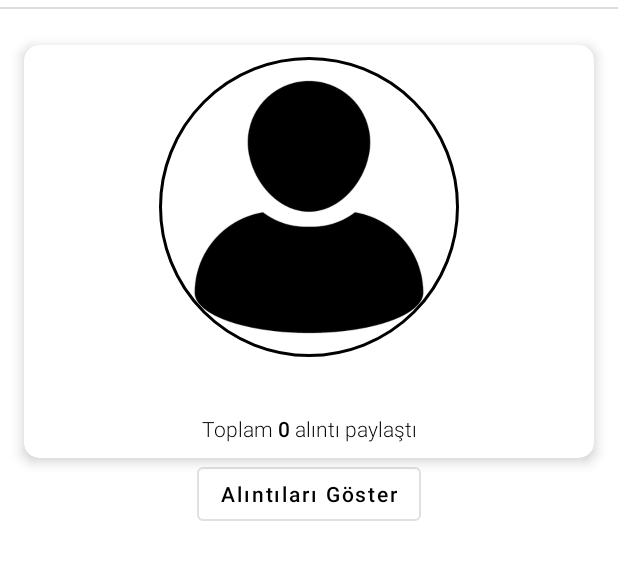
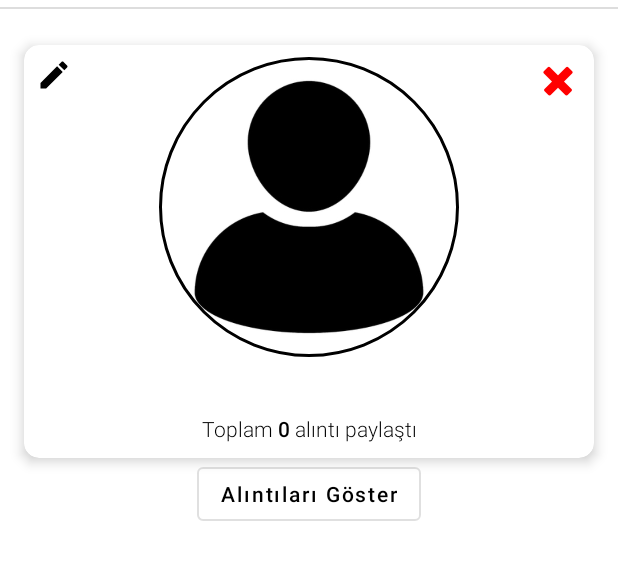
Before and after one commit to mehmeteminyildiz/SosyalOkur, an Android app: the fragment FragmentMyProfile placed in its activity, on a phone screen of 412 x 824 dp, the part 52-632 px from its top. Run offline under Robolectric (Android 15) with nearby library versions, the phone set to English and light mode, and no system bars; our stand-ins replace CircleImageView, Volley; network calls fail; Roboto replaces fonts that are not available here.

Commit message:
05.06.2022 21:35

```diff
--- a/app/src/main/AndroidManifest.xml
+++ b/app/src/main/AndroidManifest.xml
@@ -12,6 +12,9 @@
         android:roundIcon="@mipmap/ic_launcher_round"
         android:supportsRtl="true"
         android:theme="@style/Theme.SosyalOkur">
+        <activity
+            android:name=".Activities.ChangePasswordActivity"
+            android:exported="false" />
         <activity
             android:name=".Activities.ForgotPasswordActivity"
             android:exported="false" />
--- a/app/src/main/java/com/mhmtyldz/yldz/sosyalokur/MainActivity.java
+++ b/app/src/main/java/com/mhmtyldz/yldz/sosyalokur/MainActivity.java
@@ -95,7 +95,7 @@ public class MainActivity extends AppCompatActivity {
                     Toast.makeText(MainActivity.this, "FAB clicked in Okuma Listesi", Toast.LENGTH_SHORT).show();
                     showKitapEkleDialog();
                     //kitapEkleSayfasinaGit();
-                } */else if (seciliSayfa == R.id.miDuvar) {
+                } */ else if (seciliSayfa == R.id.miDuvar) {
                     // duvara mesaj ekle:
                     Toast.makeText(MainActivity.this, "FAB clicked in Duvar", Toast.LENGTH_SHORT).show();
                 } else if (seciliSayfa == R.id.miAra) {
@@ -112,7 +112,7 @@ public class MainActivity extends AppCompatActivity {
         String email = sp.getString("email_adresi", "");
         String kullanici_adi = sp.getString("kullanici_adi", "");
         String toastMesaj = "girisYapildiMi: " + girisYapildiMi + "\nEmail: " + email
-                +"\nkullanici_adi: " + kullanici_adi;
+                + "\nkullanici_adi: " + kullanici_adi;
         Log.e("TAG", "main act - " + toastMesaj);
     }
 
--- a/app/src/main/res/layout/fragment_my_profile.xml
+++ b/app/src/main/res/layout/fragment_my_profile.xml
@@ -95,6 +95,28 @@
                 app:layout_constraintStart_toStartOf="parent"
                 app:layout_constraintTop_toBottomOf="@+id/textViewProfilKullaniciAdi" />
 
+            <ImageView
+                android:id="@+id/imgDelete"
+                android:layout_width="wrap_content"
+                android:layout_height="wrap_content"
+                android:layout_marginTop="8dp"
+                android:layout_marginEnd="8dp"
+                android:tint="#FF0000"
+                app:layout_constraintEnd_toEndOf="parent"
+                app:layout_constraintTop_toTopOf="parent"
+                app:srcCompat="@android:drawable/ic_delete" />
+
+            <ImageView
+                android:id="@+id/imgEdit"
+                android:layout_width="wrap_content"
+                android:layout_height="wrap_content"
+                android:layout_marginStart="8dp"
+                android:layout_marginTop="8dp"
+                android:tint="#000000"
+                app:layout_constraintStart_toStartOf="parent"
+                app:layout_constraintTop_toTopOf="parent"
+                app:srcCompat="@drawable/icon_pen" />
+
         </androidx.constraintlayout.widget.ConstraintLayout>
     </androidx.cardview.widget.CardView>
 
```
Also changed, not shown: app/src/main/java/com/mhmtyldz/yldz/sosyalokur/Activities/ChangePasswordActivity.java (added, +105 -0 lines), app/src/main/java/com/mhmtyldz/yldz/sosyalokur/Fragments/FragmentMyProfile.java (+77 -1 lines), app/src/main/res/layout/activity_change_password.xml (added, +58 -0 lines).
